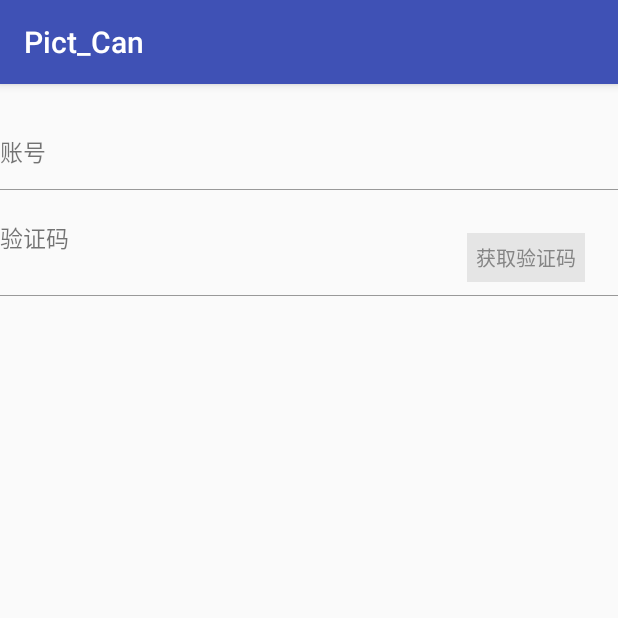
After one commit to wang1897b7/pictureText, an Android app: the Register screen opened directly, with no data from a screen before it, on a phone screen of 412 x 824 dp, the top half of it. The commit adds this screen. Run offline under Robolectric (Android 15) with nearby library versions, the phone set to English and light mode, and no system bars.

Commit message:
new_create_pacakage

```diff
--- a/app/src/main/AndroidManifest.xml
+++ b/app/src/main/AndroidManifest.xml
@@ -15,6 +15,7 @@
                 <category android:name="android.intent.category.LAUNCHER" />
             </intent-filter>
         </activity>
+        <activity android:name=".ui.activity.Register"></activity>
     </application>
 
 </manifest>
--- /dev/null
+++ b/app/src/main/java/com/wsd/text/pict_can/ui/activity/Register.java
@@ -0,0 +1,15 @@
+package com.wsd.text.pict_can.ui.activity;
+
+import android.os.Bundle;
+import android.support.v7.app.AppCompatActivity;
+
+import com.wsd.text.pict_can.R;
+
+public class Register extends AppCompatActivity {
+
+    @Override
+    protected void onCreate(Bundle savedInstanceState) {
+        super.onCreate(savedInstanceState);
+        setContentView(R.layout.activity_register);
+    }
+}
--- /dev/null
+++ b/app/src/main/java/com/wsd/text/pict_can/ui/text.java
@@ -0,0 +1,7 @@
+package com.wsd.text.pict_can.ui;
+
+/**
+ * Created by Sun on 2016/7/5.
+ */
+public class text {
+}
--- /dev/null
+++ b/app/src/main/res/layout/activity_register.xml
@@ -0,0 +1,70 @@
+<?xml version="1.0" encoding="utf-8"?>
+<LinearLayout xmlns:android="http://schemas.android.com/apk/res/android"
+    xmlns:tools="http://schemas.android.com/tools"
+    android:layout_width="match_parent"
+    android:layout_height="match_parent"
+    android:orientation="vertical"
+    tools:context="com.wsd.text.pict_can.ui.activity.Register">
+
+    <LinearLayout
+        android:layout_width="match_parent"
+        android:layout_height="50dp"
+        android:layout_marginTop="20dp"
+        android:gravity="center"
+        >
+
+        <TextView
+            android:layout_width="wrap_content"
+            android:layout_height="wrap_content"
+            android:textSize="15sp"
+            android:text="账号"
+            />
+        <TextView
+            android:layout_width="match_parent"
+            android:layout_height="wrap_content" />
+
+
+    </LinearLayout>
+    <View
+        style="@style/line"
+        ></View>
+
+
+    <RelativeLayout
+        android:layout_width="match_parent"
+        android:layout_height="50dp"
+        android:layout_marginTop="20dp"
+
+        >
+
+        <TextView
+            android:layout_width="wrap_content"
+            android:layout_height="50dp"
+            android:textSize="15sp"
+            android:text="验证码"
+            />
+        <TextView
+            android:layout_width="match_parent"
+            android:layout_height="50dp" />
+        <TextView
+            android:layout_width="wrap_content"
+            android:layout_height="wrap_content"
+            android:text="获取验证码"
+            android:id="@+id/register_get_code_btn"
+            android:layout_centerVertical="true"
+            android:layout_alignParentRight="true"
+            android:layout_alignParentEnd="true"
+            android:layout_marginRight="22dp"
+            android:background="#e5e5e5"
+            android:padding="6dp"
+            android:textSize="13sp"
+            android:gravity="center"
+            android:textColor="#858585"/>
+
+
+    </RelativeLayout>
+    <View
+        style="@style/line"
+        ></View>
+
+</LinearLayout>
--- a/app/src/main/res/values/styles.xml
+++ b/app/src/main/res/values/styles.xml
@@ -8,4 +8,28 @@
         <item name="colorAccent">@color/colorAccent</item>
     </style>
 
+    <style name="line">
+        <item name="android:layout_width">match_parent</item>
+        <item name="android:layout_height">0.6dp</item>
+        <item name="android:background">#999999</item>
+    </style>
+
+    <style name="line_vertical">
+        <item name="android:layout_width">0.6dp</item>
+        <item name="android:layout_height">match_parent</item>
+        <item name="android:background">#999999</item>
+    </style>
+
+    <style name="h_line">
+        <item name="android:layout_width">match_parent</item>
+        <item name="android:layout_height">0.5dp</item>
+        <item name="android:background">#FFDDDDDD</item>
+    </style>
+
+    <style name="v_line">
+        <item name="android:layout_width">0.3dp</item>
+        <item name="android:layout_height">match_parent</item>
+        <item name="android:background">#FFDDDDDD</item>
+    </style>
+
 </resources>
```
